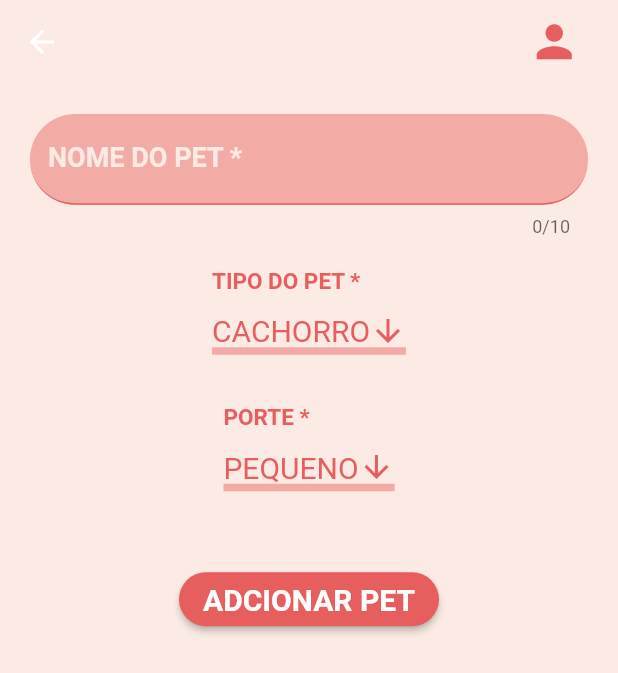
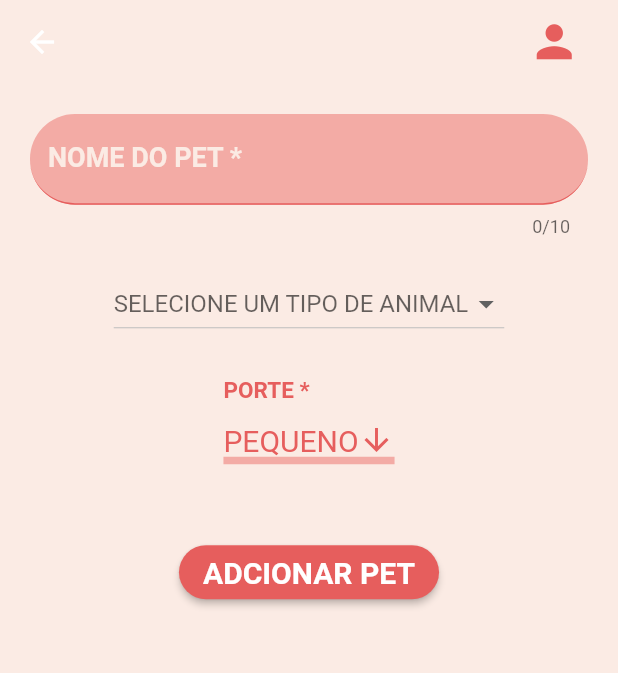
Before and after one commit to anaclara-s/petshop, a Flutter app: the screen it shows after launch, in the side drawer, after a tap on "ADICIONAR PET", on a phone screen of 412 x 824 dp. Shown: the top 673 px of the screen. Run offline on Flutter 3.47's test engine with Material 2 defaults, Android fonts, the phone set to English and light mode, and no system bars; our stand-ins replace mask_text_input_formatter, material_design_icons_flutter.

Commit message:
criação do DropdownButton de raças

```diff
--- a/lib/screens/add_your_pets_screen.dart
+++ b/lib/screens/add_your_pets_screen.dart
@@ -1,10 +1,10 @@
 import 'package:flutter/material.dart';
-import 'package:petshop/shared/constants/constants.dart';
-import 'package:petshop/shared/widgets/pets_size.dart';
 
+import '../shared/constants/constants.dart';
+import '../shared/widgets/pets_size.dart';
 import '../shared/themes/appbar_customized.dart';
+import '../shared/widgets/pets_breeds.dart';
 import '../shared/widgets/pets_name.dart';
-import '../shared/widgets/pets_type.dart';
 
 class AddYourPetsScreen extends StatelessWidget {
   final TextEditingController _petsNameController = TextEditingController();
@@ -27,7 +27,7 @@ class AddYourPetsScreen extends StatelessWidget {
                 SizedBox(
                   height: 20,
                 ),
-                const PetsTypesWidget(),
+                PetsBreedsWidget(),
                 SizedBox(
                   height: 25,
                 ),
--- a/lib/shared/lists/pets_breeds_list.dart
+++ b/lib/shared/lists/pets_breeds_list.dart
@@ -1,5 +1,5 @@
-void main() {
-  List<String> dogBreedsList = [
+Map<String, List<String>> listBreeds = {
+  'CACHORRO': [
     'PUG',
     'SHIH TZU',
     'BULDOGUE',
@@ -11,10 +11,9 @@ void main() {
     'PINSCHER',
     'GOLDEN RETRIEVER',
     'SEM RAÇA DEFINIDA (SRD)',
-    'OUTROS',
-  ];
-
-  List<String> catBreedsList = [
+    'OUTRO',
+  ],
+  'GATO': [
     'PERSA',
     'SIAMÊS',
     'MAINE COON',
@@ -25,10 +24,9 @@ void main() {
     'AMERICAN SHORTHAIR',
     'EXÓTICO',
     'SEM RAÇA DEFINIDA (SRD)',
-    'OUTROS',
-  ];
-
-  List<String> birdBreedsList = [
+    'OUTRO',
+  ],
+  'AVE': [
     'CANÁRIO',
     'CALOPSITA',
     'MANON',
@@ -39,10 +37,6 @@ void main() {
     'SABIÁ',
     'MARITACA',
     'DIAMANTE GOLD',
-    'OUTROS',
-  ];
-
-  dogBreedsList.sort(((a, b) => a.toLowerCase().compareTo(b.toLowerCase())));
-  catBreedsList.sort(((a, b) => a.toLowerCase().compareTo(b.toLowerCase())));
-  birdBreedsList.sort(((a, b) => a.toLowerCase().compareTo(b.toLowerCase())));
-}
+    'OUTRO',
+  ],
+};
--- a/lib/shared/widgets/pets_breeds.dart
+++ b/lib/shared/widgets/pets_breeds.dart
@@ -0,0 +1,55 @@
+import 'package:flutter/material.dart';
+
+import '../lists/pets_breeds_list.dart';
+
+class PetsBreedsWidget extends StatefulWidget {
+  PetsBreedsWidget({super.key});
+
+  @override
+  State<PetsBreedsWidget> createState() => _PetsBreedsWidgetState();
+}
+
+class _PetsBreedsWidgetState extends State<PetsBreedsWidget> {
+  String? selectedPetType;
+  String? selectedBreed;
+
+  @override
+  Widget build(BuildContext context) {
+    return Column(
+      children: [
+        DropdownButton<String>(
+          hint: Text('SELECIONE UM TIPO DE ANIMAL'),
+          value: selectedPetType,
+          onChanged: (String? newValue) {
+            setState(() {
+              selectedPetType = newValue;
+              selectedBreed = null;
+            });
+          },
+          items: listBreeds.keys.map((String petType) {
+            return DropdownMenuItem<String>(
+              value: petType,
+              child: Text(petType),
+            );
+          }).toList(),
+        ),
+        if (selectedPetType != null)
+          DropdownButton<String>(
+            hint: Text('SELECIONE UMA RAÇA'),
+            value: selectedBreed,
+            onChanged: (String? newValue) {
+              setState(() {
+                selectedBreed = newValue;
+              });
+            },
+            items: (listBreeds[selectedPetType!] ?? []).map((String breed) {
+              return DropdownMenuItem<String>(
+                value: breed,
+                child: Text(breed),
+              );
+            }).toList(),
+          ),
+      ],
+    );
+  }
+}
```
